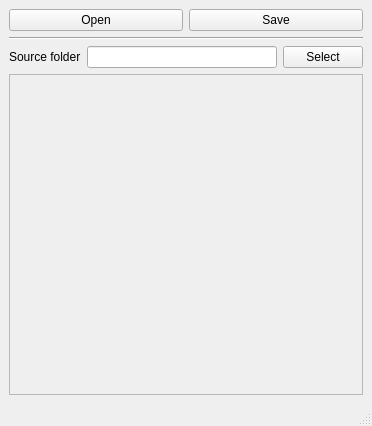
TheNumerus/asset-manager, file copydog-qt/src/mainwindow.ui: the form before one commit.
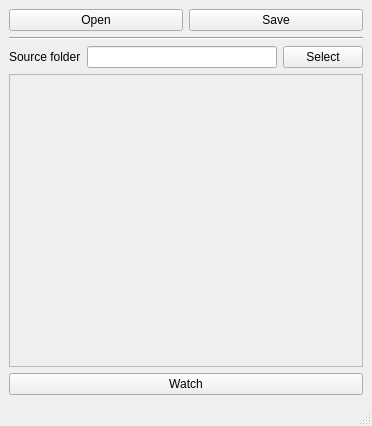
The form after the commit. Icons and pictures are not drawn.

What changed in the file:
```diff
--- a/copydog-qt/src/mainwindow.ui
+++ b/copydog-qt/src/mainwindow.ui
@@ -78,6 +78,16 @@
       </property>
      </widget>
     </item>
+    <item>
+     <widget class="QPushButton" name="watchButton">
+      <property name="text">
+       <string>Watch</string>
+      </property>
+      <property name="icon">
+       <iconset theme="media-playback-start"/>
+      </property>
+     </widget>
+    </item>
    </layout>
   </widget>
   <widget class="QStatusBar" name="statusbar"/>
```
Left out of the diff: 2 changed lines with no effect on the pictures.
